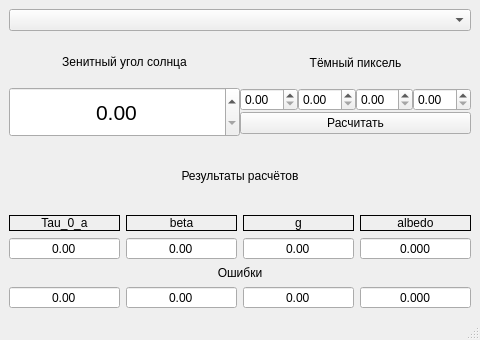
First picture: the form in atm_correction/AtmCorrectionMainWindow.ui, repository ValeryStk/satellite_comparator, before the edit.
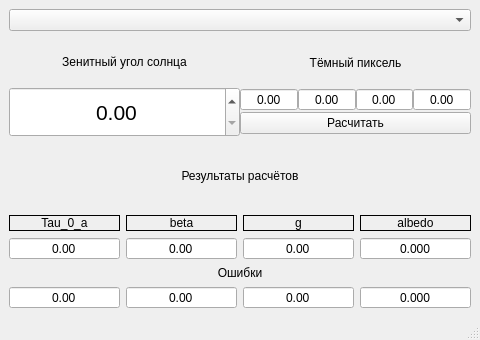
Second picture: the form after the edit.

The edit to the form file:
```diff
--- a/atm_correction/AtmCorrectionMainWindow.ui
+++ b/atm_correction/AtmCorrectionMainWindow.ui
@@ -133,16 +133,56 @@
               <item>
                <layout class="QHBoxLayout" name="horizontalLayout">
                 <item>
-                 <widget class="QDoubleSpinBox" name="doubleSpinBox_black1"/>
+                 <widget class="QDoubleSpinBox" name="doubleSpinBox_black1">
+                  <property name="alignment">
+                   <set>Qt::AlignCenter</set>
+                  </property>
+                  <property name="buttonSymbols">
+                   <enum>QAbstractSpinBox::NoButtons</enum>
+                  </property>
+                  <property name="maximum">
+                   <double>999.000000000000000</double>
+                  </property>
+                 </widget>
                 </item>
                 <item>
-                 <widget class="QDoubleSpinBox" name="doubleSpinBox_black2"/>
+                 <widget class="QDoubleSpinBox" name="doubleSpinBox_black2">
+                  <property name="alignment">
+                   <set>Qt::AlignCenter</set>
+                  </property>
+                  <property name="buttonSymbols">
+                   <enum>QAbstractSpinBox::NoButtons</enum>
+                  </property>
+                  <property name="maximum">
+                   <double>999.000000000000000</double>
+                  </property>
+                 </widget>
                 </item>
                 <item>
-                 <widget class="QDoubleSpinBox" name="doubleSpinBox_black3"/>
+                 <widget class="QDoubleSpinBox" name="doubleSpinBox_black3">
+                  <property name="alignment">
+                   <set>Qt::AlignCenter</set>
+                  </property>
+                  <property name="buttonSymbols">
+                   <enum>QAbstractSpinBox::NoButtons</enum>
+                  </property>
+                  <property name="maximum">
+                   <double>999.000000000000000</double>
+                  </property>
+                 </widget>
                 </item>
                 <item>
-                 <widget class="QDoubleSpinBox" name="doubleSpinBox_black4"/>
+                 <widget class="QDoubleSpinBox" name="doubleSpinBox_black4">
+                  <property name="alignment">
+                   <set>Qt::AlignCenter</set>
+                  </property>
+                  <property name="buttonSymbols">
+                   <enum>QAbstractSpinBox::NoButtons</enum>
+                  </property>
+                  <property name="maximum">
+                   <double>999.000000000000000</double>
+                  </property>
+                 </widget>
                 </item>
                </layout>
               </item>
```
